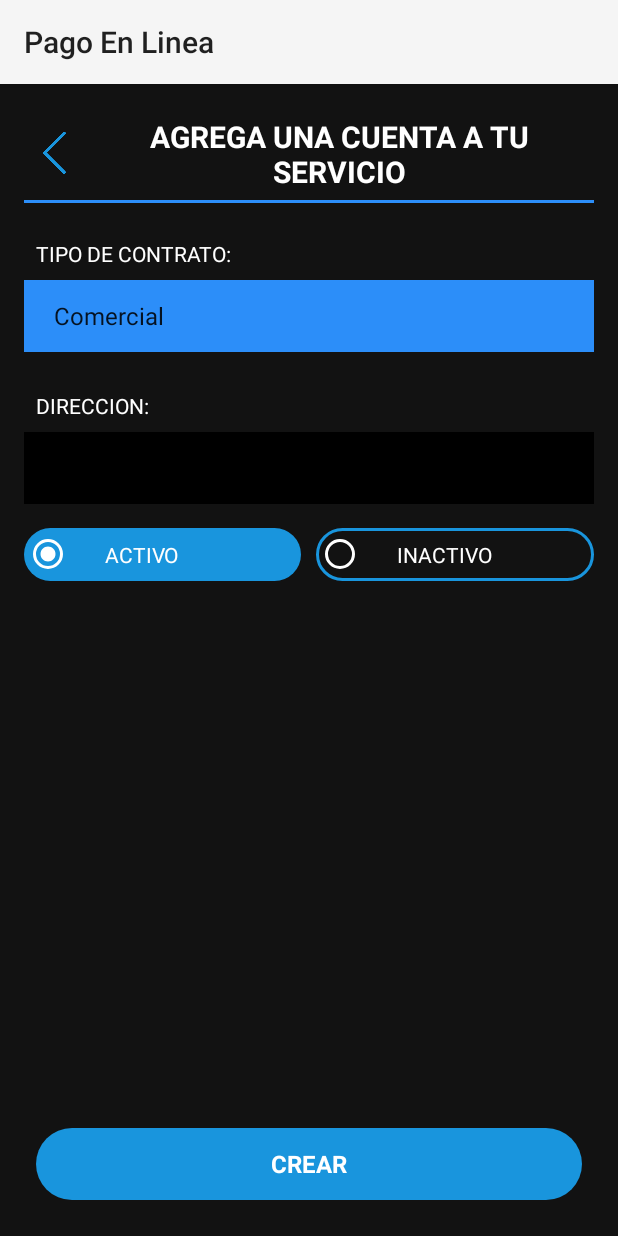
After one commit to Tespor/IntegradoraApp, an Android app: the AgregarCuentaActivity screen opened directly, with no data from a screen before it, on a phone screen of 412 x 824 dp. The commit adds this screen. Run offline under Robolectric (Android 15) with nearby library versions, the phone set to English and light mode, and no system bars.

Commit message:
Se lograron muchas cosas el dia de hoy (02/12/24)

```diff
--- a/app/src/main/AndroidManifest.xml
+++ b/app/src/main/AndroidManifest.xml
@@ -8,7 +8,6 @@
 
     <uses-permission android:name="android.permission.CAMERA"/>
     <uses-permission android:name="android.permission.INTERNET"/>
-
 
     <application
             android:allowBackup="true"
@@ -21,6 +20,9 @@
             android:theme="@style/Theme.AppAndroid"
             android:usesCleartextTraffic="true"
             tools:targetApi="31">
+        <activity
+                android:name=".AgregarCuentaActivity"
+                android:exported="false"/>
         <activity
                 android:name=".RaciboPagoActivity"
                 android:exported="false"/>
--- /dev/null
+++ b/app/src/main/java/com/example/appandroid/AgregarCuentaActivity.kt
@@ -0,0 +1,117 @@
+package com.example.appandroid
+
+import android.os.Bundle
+import androidx.activity.enableEdgeToEdge
+import androidx.appcompat.app.AppCompatActivity
+import androidx.core.view.ViewCompat
+import androidx.core.view.WindowInsetsCompat
+import android.animation.ObjectAnimator
+import android.animation.ValueAnimator
+import android.content.Intent
+import android.content.pm.ActivityInfo
+import android.content.res.ColorStateList
+import android.graphics.Color
+import android.util.Log
+import android.view.View
+import android.view.animation.TranslateAnimation
+import android.webkit.WebView
+import android.widget.*
+import com.example.appandroid.Utils
+import androidx.core.content.ContextCompat
+
+class AgregarCuentaActivity : AppCompatActivity() {
+    override fun onCreate(savedInstanceState: Bundle?) {
+        super.onCreate(savedInstanceState)
+        setContentView(R.layout.activity_agregar_cuenta)
+
+        //Direccion txtview
+        val etDireccion = findViewById<TextView>(R.id.etDireccion)
+
+        //Spinner Tipo de contrato
+        val spinner: Spinner = findViewById(R.id.spTipoContrato)
+        val tipo_contrato = arrayOf("Comercial", "Domestico")
+
+        val adapter = ArrayAdapter<String>(this, android.R.layout.simple_spinner_item, tipo_contrato)
+        adapter.setDropDownViewResource(android.R.layout.simple_spinner_dropdown_item)
+        spinner.adapter = adapter
+
+
+        //===============================================//
+        // Colores radioBtn y definir cual se selecciono //
+        //===============================================//
+
+        // Obtén los colores desde el archivo colors.xml
+        val activoColor = ContextCompat.getColor(this, R.color.white)
+        val inactivoColor = ContextCompat.getColor(this, R.color.blue1)
+
+        // Crea un ColorStateList con los colores obtenidos
+        val activoColorStateList = ColorStateList.valueOf(activoColor)
+        val inactivoColorStateList = ColorStateList.valueOf(inactivoColor)
+
+        // Establece el color en los RadioButtons
+        val rbActivo: RadioButton = findViewById(R.id.rbActivo)
+        val rbInactivo: RadioButton = findViewById(R.id.rbInactivo)
+
+        rbActivo.setOnCheckedChangeListener { _, isChecked ->
+            if (isChecked) {
+                rbActivo.buttonTintList = activoColorStateList
+                rbInactivo.buttonTintList = inactivoColorStateList
+            }
+        }
+
+        rbInactivo.setOnCheckedChangeListener { _, isChecked ->
+            if (isChecked) {
+                rbInactivo.buttonTintList = activoColorStateList
+                rbActivo.buttonTintList = inactivoColorStateList
+            }
+        }
+
+        //===============================================//
+        //     Crear cuenta al hacer clic al boton       //
+        //===============================================//
+        val btnCrearCuenta = findViewById<Button>(R.id.btnCrearCuenta)
+
+        btnCrearCuenta.setOnClickListener(){
+            val Estado = rbEstadoCuenta()
+            val tipoContrato = spinner.selectedItem.toString()
+
+            crearServicio(this, Estado, tipoContrato, etDireccion.text.toString()) { respuesta ->
+                if (respuesta == "0"){
+                    showPopup(this, "No deben existir campos vacíos")
+                } else if (respuesta == "1") {
+                    showPopupSuccess(this, "Se ha creado la cuenta")
+                    RegresarInicio()
+                } else {
+                    showPopup(this, respuesta)
+                }
+
+            }
+
+        }
+        val btnRegresar = findViewById<ImageView>(R.id.btnRegresar)
+        btnRegresar.setOnClickListener(){
+            RegresarInicio()
+        }
+
+    }
+    fun rbEstadoCuenta():String{
+        val radioGroup = findViewById<RadioGroup>(R.id.radioGroup)
+        // Obtener el ID del RadioButton seleccionado
+        val selectedId = radioGroup.checkedRadioButtonId
+
+        // Verifica cuál RadioButton está seleccionado y obtén su texto
+        val selectedRadioButton = findViewById<RadioButton>(selectedId)
+        val selectedText = selectedRadioButton.text.toString()
+
+        // Muestra el texto seleccionado
+        Log.d("Selected", "Texto seleccionado: $selectedText")
+        return selectedText
+    }
+
+    private fun RegresarInicio(){
+        val intentNavegar = Intent(this, MainActivity::class.java)
+        intentNavegar.flags = Intent.FLAG_ACTIVITY_NEW_TASK or Intent.FLAG_ACTIVITY_CLEAR_TASK;
+        startActivity(intentNavegar)
+        finish()
+    }
+}
--- a/app/src/main/java/com/example/appandroid/RegistrarActivity.kt
+++ b/app/src/main/java/com/example/appandroid/RegistrarActivity.kt
@@ -59,7 +59,7 @@ class RegistrarActivity : AppCompatActivity() {
 
             registrarUsuario(this, tx1, tx2, tx3, tx4){ respuesta ->
                 if (respuesta == "1"){
-                    showPopup(this, "Usuario registrado correctamente")
+                    showPopupSuccess(this, "Usuario registrado correctamente")
                     val intentNavLogin = Intent(this, LoginActivity::class.java)
                     startActivity(intentNavLogin)
                     finish()
--- /dev/null
+++ b/app/src/main/res/drawable/border_blue.xml
@@ -0,0 +1,14 @@
+<?xml version="1.0" encoding="utf-8"?>
+<!-- res/drawable/border_blue.xml -->
+<shape xmlns:android="http://schemas.android.com/apk/res/android">
+    <!-- Fondo transparente -->
+    <solid android:color="@android:color/transparent" />
+
+    <!-- Borde azul con un grosor de 2dp -->
+    <stroke
+            android:color="@color/bluedark"
+            android:width="2dp" />
+
+    <!-- Esquinas redondeadas -->
+    <corners android:radius="50dp" />  <!-- Ajusta el radio según lo necesites -->
+</shape>
--- /dev/null
+++ b/app/src/main/res/drawable/radio_button_selector.xml
@@ -0,0 +1,7 @@
+<!-- res/drawable/radio_button_selector.xml -->
+<selector xmlns:android="http://schemas.android.com/apk/res/android">
+    <!-- Cuando el RadioButton está seleccionado -->
+    <item android:drawable="@drawable/rounded_button" android:state_checked="true"/>
+    <!-- Cuando el RadioButton no está seleccionado -->
+    <item android:drawable="@drawable/border_blue" android:state_checked="false"/>
+</selector>
--- /dev/null
+++ b/app/src/main/res/layout/activity_agregar_cuenta.xml
@@ -0,0 +1,158 @@
+<?xml version="1.0" encoding="utf-8"?>
+<androidx.constraintlayout.widget.ConstraintLayout
+        xmlns:android="http://schemas.android.com/apk/res/android"
+        xmlns:tools="http://schemas.android.com/tools"
+        xmlns:app="http://schemas.android.com/apk/res-auto"
+        android:id="@+id/main"
+        android:layout_width="match_parent"
+        android:layout_height="match_parent"
+        tools:context=".AgregarCuentaActivity">
+    <ScrollView android:layout_width="match_parent"
+                android:layout_height="match_parent"
+                android:background="#121212"
+                android:padding="16dp" android:id="@+id/scrollView3">
+
+        <LinearLayout
+                android:layout_width="match_parent"
+                android:layout_height="wrap_content"
+                android:orientation="vertical"
+                android:gravity="center">
+
+        <LinearLayout
+                android:layout_width="match_parent"
+                android:layout_height="wrap_content"
+                android:orientation="horizontal"
+                android:gravity="center">
+
+            <ImageView android:layout_width="40dp"
+                       android:layout_height="50dp"
+                       android:padding="2dp"
+                       android:id="@+id/btnRegresar"
+                       android:tint="@color/bluedark"
+                       android:src="@drawable/icon_regresar"/>
+            <!-- Título -->
+            <TextView
+                    android:id="@+id/tvTitulo"
+                    android:layout_width="0dp"
+                    android:layout_height="wrap_content"
+                    android:layout_weight="1"
+                    android:text="AGREGA UNA CUENTA A TU SERVICIO"
+                    android:textColor="#FFFFFF"
+                    android:textSize="20sp"
+                    android:textStyle="bold"
+                    android:gravity="center"
+                    android:padding="5dp"/>
+        </LinearLayout>
+
+
+
+            <!-- Línea inferior decorativa -->
+            <View
+                    android:layout_width="match_parent"
+                    android:layout_height="2dp"
+                    android:background="#2C8EF9"
+                    android:layout_marginBottom="16dp"/>
+
+            <!-- Tipo de contrato -->
+            <TextView
+                    android:layout_width="match_parent"
+                    android:layout_height="wrap_content"
+                    android:text="TIPO DE CONTRATO:"
+                    android:textColor="#FFFFFF"
+                    android:padding="8dp"
+                    android:textSize="14sp"/>
+
+
+            <!-- Dirección -->
+            <Spinner
+                    android:id="@+id/spTipoContrato"
+                    style="@style/CustomSpinnerStyle"/>
+            <TextView
+                    android:layout_width="match_parent"
+                    android:layout_height="wrap_content"
+                    android:text="DIRECCION:"
+                    android:textColor="#FFFFFF"
+                    android:padding="8dp"
+                    android:textSize="14sp"
+                    android:layout_marginTop="18dp"/>
+
+            <EditText
+                    android:id="@+id/etDireccion"
+                    android:layout_width="match_parent"
+                    android:layout_height="wrap_content"
+                    android:minHeight="48dp"
+                    android:autofillHints="address"
+                    android:textSize="14sp"
+                    android:hint="Número - Calle - Colonia"
+                    android:padding="14dp"
+                    android:background="#000000"
+                    android:textColor="#FFFFFF" />
+
+
+            <!-- Estado de servicio -->
+            <!-- Estado de servicio -->
+            <LinearLayout
+                    android:layout_width="match_parent"
+                    android:layout_height="wrap_content"
+                    android:orientation="horizontal"
+                    android:gravity="center"
+                    android:layout_marginTop="16dp">
+
+                <!-- RadioGroup para asegurar que solo uno de los RadioButton sea seleccionado -->
+                <RadioGroup
+                        android:layout_width="match_parent"
+                        android:layout_height="wrap_content"
+                        android:id="@+id/radioGroup"
+                        android:orientation="horizontal">
+
+                    <!-- Activo -->
+                    <RadioButton
+                            android:id="@+id/rbActivo"
+                            android:layout_width="0dp"
+                            android:layout_height="wrap_content"
+                            android:layout_weight="1"
+                            android:text="ACTIVO"
+                            android:textSize="14sp"
+                            android:textColor="#FFFFFF"
+                            android:buttonTint="@color/white"
+                            android:background="@drawable/radio_button_selector"
+                            android:paddingStart="22dp"
+                            android:checked="true"
+                            android:padding="8dp"/>
+
+                    <View android:layout_width="10dp"
+                          android:layout_height="wrap_content"/>
+
+                    <!-- Inactivo -->
+                    <RadioButton
+                            android:id="@+id/rbInactivo"
+                            android:layout_width="0dp"
+                            android:layout_height="wrap_content"
+                            android:layout_weight="1"
+                            android:text="INACTIVO"
+                            android:textSize="14sp"
+                            android:textColor="#FFFFFF"
+                            android:buttonTint="@color/white"
+                            android:background="@drawable/radio_button_selector"
+                            android:paddingStart="22dp"
+                            android:padding="8dp"/>
+                </RadioGroup>
+            </LinearLayout>
+
+        </LinearLayout>
+    </ScrollView>
+
+    <Button
+            android:id="@+id/btnCrearCuenta"
+            android:layout_width="match_parent"
+            android:layout_height="wrap_content"
+            android:text="CREAR"
+            style="@style/CustomButtonStyle"
+            android:background="@drawable/rounded_button"
+            android:textColor="#FFFFFF"
+            android:padding="12dp"
+            android:textSize="16sp"
+            android:textStyle="bold" app:layout_constraintBottom_toBottomOf="@+id/scrollView3"
+            android:layout_marginBottom="24dp"/>
+
+</androidx.constraintlayout.widget.ConstraintLayout>
--- a/app/src/main/res/layout/activity_main.xml
+++ b/app/src/main/res/layout/activity_main.xml
@@ -44,7 +44,7 @@
                     android:layout_width="match_parent"
                     android:layout_height="wrap_content"
                     android:id="@+id/txtAdeudoTotal"
-                    android:text="7,543"
+                    android:text=""
                     android:textColor="@color/white"
                     android:textAllCaps="true"
                     android:textStyle="bold"
--- a/app/src/main/res/values/strings.xml
+++ b/app/src/main/res/values/strings.xml
@@ -37,6 +37,7 @@
         libero vel nunc consequat, quis tincidunt nisl eleifend. Cras bibendum enim a justo luctus vestibulum. Fusce
         dictum libero quis erat maximus, vitae volutpat diam dignissim.
     </string>
+
     <string name="press">Press</string>
     <string name="Correo">Correo</string>
     <string name="Cuenta">Cuenta</string>
--- a/app/src/main/res/values/styles.xml
+++ b/app/src/main/res/values/styles.xml
@@ -6,6 +6,18 @@
         <item name="colorPrimary">@color/bluelight</item>
         <item name="colorPrimaryDark">@color/bluedark</item>
         <item name="colorAccent">@color/colorAccent</item>
+    </style>
+
+    <!-- Estilos del Spinner -->
+    <style name="CustomSpinnerStyle">
+        <item name="android:layout_width">match_parent</item>
+        <item name="android:layout_height">48dp</item>
+        <item name="android:minHeight">48dp</item>
+        <item name="android:background">#2C8EF9</item>
+        <item name="android:padding">12dp</item>
+        <item name="android:spinnerMode">dropdown</item>
+        <item name="android:popupBackground">#2C8EF9</item>
+        <item name="android:dropDownVerticalOffset">48dp</item>
     </style>
 
     <!-- Estilo personalizado para botones -->
```
Also changed, not shown: app/src/main/java/com/example/appandroid/MainActivity.kt (+34 -13 lines), app/src/main/java/com/example/appandroid/Service.kt (+63 -1 lines), app/src/main/java/com/example/appandroid/Utils.kt (+13 -0 lines), app/src/main/res/layout/menu_lateral.xml (+2 -5 lines), app/src/main/res/layout/success_popup.xml (added, +45 -0 lines), app/src/main/res/drawable/icon_ok.png (added), app/src/main/res/drawable/icon_regresar.png (added).
